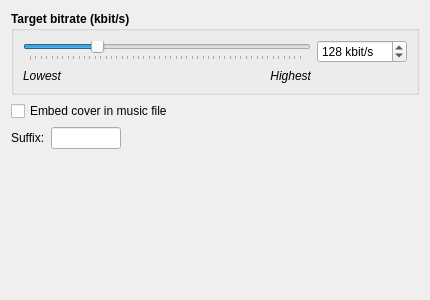
Above: widgets/opusencwidgetUI.ui from KDE/audex before the change. Below: the same form after it.
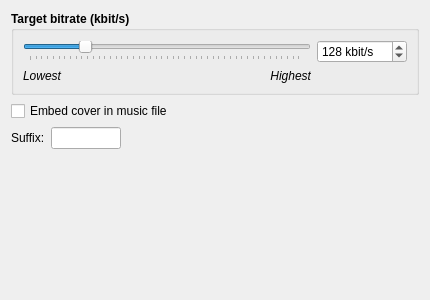
That is the form after the change.

Commit message:
start the Opus bitrate at 32 kbit/s
Lower values raises the encoder to 32 kbit/s.

Diff of the .ui file:
```diff
--- a/widgets/opusencwidgetUI.ui
+++ b/widgets/opusencwidgetUI.ui
@@ -167,7 +167,7 @@
       <item row="0" column="0" colspan="3">
        <widget class="QSlider" name="horizontalSlider_bitrate">
         <property name="minimum">
-         <number>4</number>
+         <number>32</number>
         </property>
         <property name="maximum">
          <number>510</number>
```
Left out of the diff: 2 changed lines with no effect on the pictures.
